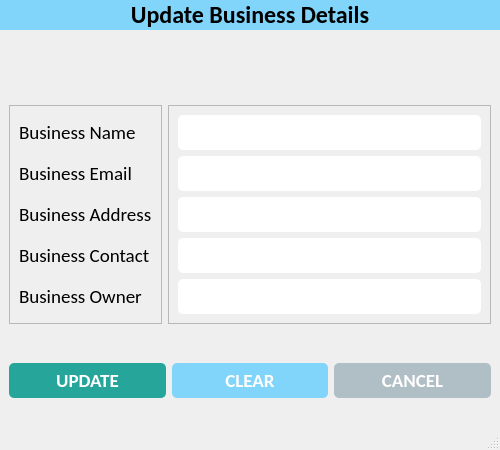
Before: the Qt Designer form ui/update_business_details.ui in CodeWithEhtisham/Digital-Khata, drawn with Qt 5.
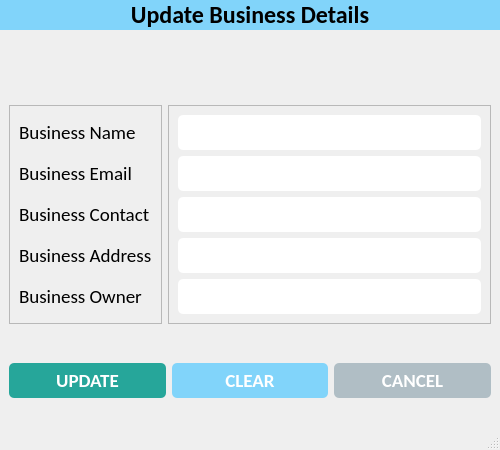
After: the same form once the commit is applied. Icons and pictures are not drawn.

Diff of the .ui file:
```diff
--- a/ui/update_business_details.ui
+++ b/ui/update_business_details.ui
@@ -153,20 +153,6 @@
             </property>
            </widget>
           </item>
-          
-          <item>
-           <widget class="QLabel" name="lbl_username">
-            <property name="font">
-             <font>
-              <family>Calibri</family>
-              <pointsize>14</pointsize>
-             </font>
-            </property>
-            <property name="text">
-             <string>Business Address</string>
-            </property>
-           </widget>
-          </item>
           <item>
            <widget class="QLabel" name="lbl_contact">
             <property name="font">
@@ -180,6 +166,20 @@
             </property>
            </widget>
           </item>
+          <item>
+           <widget class="QLabel" name="lbl_username">
+            <property name="font">
+             <font>
+              <family>Calibri</family>
+              <pointsize>14</pointsize>
+             </font>
+            </property>
+            <property name="text">
+             <string>Business Address</string>
+            </property>
+           </widget>
+          </item>
+          
           <item>
            <widget class="QLabel" name="lbl_password">
             <property name="font">
```
Left out of the diff: 8 changed lines with no effect on the pictures.
